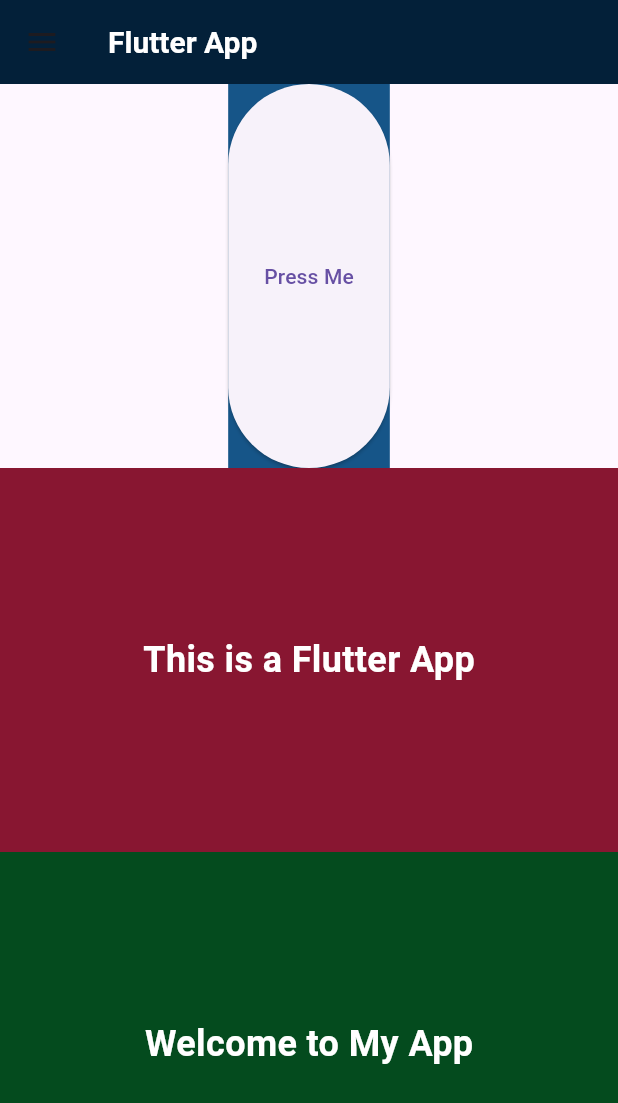
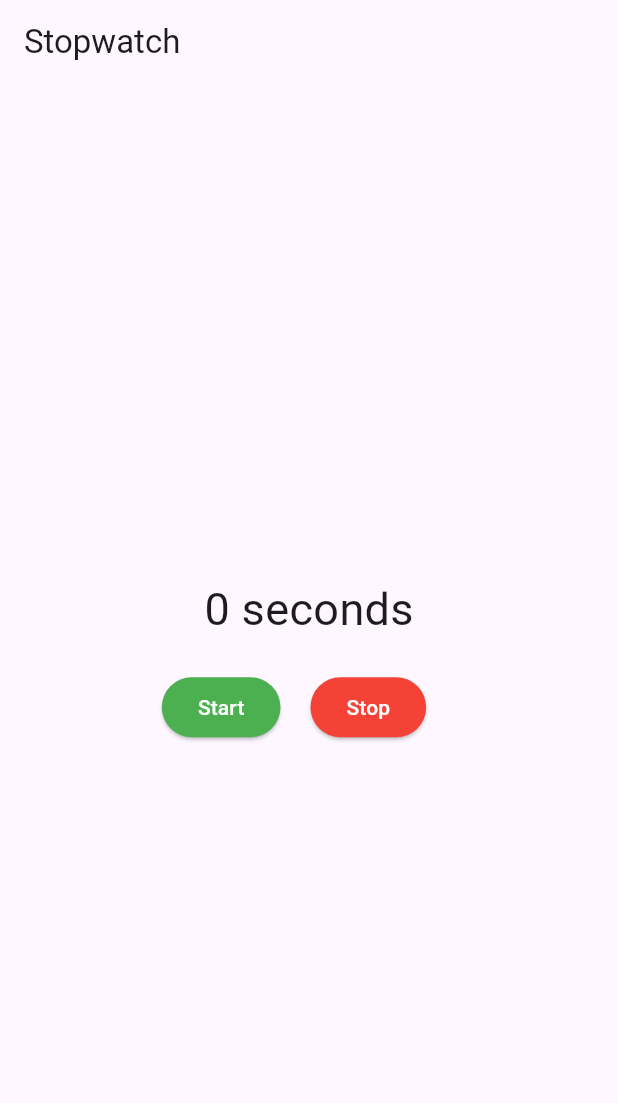
Before and after one commit to tisha-m/Flutter, a Flutter app: the screen it shows after launch, on a phone screen of 412 x 824 dp. Shown: the top 1103 px of the screen. Run offline on Flutter 3.47's test engine with Material 3 defaults, Android fonts, the phone set to English and light mode, and no system bars; Roboto replaces fonts that are missing (Times New Roman).

Commit message:
Stopwatch Demo

```diff
--- /dev/null
+++ b/demo/lib/Stopwatch/stopwatch.dart
@@ -0,0 +1,92 @@
+import 'package:flutter/material.dart';
+import 'dart:async';
+
+class StopWatchExample extends StatefulWidget {
+  const StopWatchExample({super.key});
+
+  @override
+  State<StopWatchExample> createState() => _StopWatchExampleState();
+}
+
+class _StopWatchExampleState extends State<StopWatchExample> {
+  int seconds = 0;
+  late Timer timer;
+  bool isRunning = false;
+
+  @override
+  void initState() {
+    super.initState();
+    timer = Timer.periodic(const Duration(seconds: 1), _onTick);
+    }
+
+  @override
+  void dispose() {
+    timer.cancel();
+    super.dispose();
+  }
+
+    void _onTick(Timer timer) {
+        setState(() {
+          if(isRunning){
+            seconds++;
+          }
+      });
+  }
+
+  void _startTimer() {
+    setState(() {
+      isRunning = true;
+    });
+  }
+
+  void _stopTimer() {
+    setState(() {
+      isRunning = false;
+    });
+  }
+
+  String _secondToText() => seconds == 1 ? '1 second' : '$seconds seconds';
+
+  @override
+  Widget build(BuildContext context) {
+    return Scaffold(
+      appBar: AppBar(
+        title: const Text('Stopwatch'),
+      ),
+      body: Column(
+        mainAxisAlignment: MainAxisAlignment.center,
+        children: [
+          Center(
+            child: Text(
+              _secondToText(),
+              style: const TextStyle(fontSize: 30),
+            ),
+          ),
+          const SizedBox(height: 20),
+          Row(mainAxisAlignment: MainAxisAlignment.center,
+            children: [
+              ElevatedButton(
+                onPressed: _startTimer,
+                style: ButtonStyle(
+                  backgroundColor: WidgetStateProperty.all<Color>(Colors.green),
+                  foregroundColor: WidgetStateProperty.all<Color>(Colors.white),
+                ),
+                child: const Text('Start'),
+              ),
+              const SizedBox(width: 20),
+
+              ElevatedButton(
+                onPressed: _stopTimer,
+                style: ButtonStyle(
+                  backgroundColor: WidgetStateProperty.all<Color>(Colors.red),
+                  foregroundColor: WidgetStateProperty.all<Color>(Colors.white),
+                ),
+                child: const Text('Stop'),
+              ),
+              const SizedBox(width: 20),
+            ],
+          ),
+        ],)
+    );
+  }
+}
--- a/demo/lib/main.dart
+++ b/demo/lib/main.dart
@@ -1,71 +1,18 @@
+import './Stopwatch/stopwatch.dart';
 import 'package:flutter/material.dart';
 
 void main() {
-  runApp(const MainApp());
+  runApp(const StopwatchRun());
 }
 
-class MainApp extends StatelessWidget {
-  const MainApp({super.key});
+class StopwatchRun extends StatelessWidget {
+  const StopwatchRun({super.key});
 
   @override
   Widget build(BuildContext context) {
-    return MaterialApp(
+    return const MaterialApp(
       debugShowCheckedModeBanner: false,
-      home: Scaffold(
-        appBar: AppBar(
-          title: const Text('Flutter App',
-          style:  TextStyle(
-            color: Colors.white,
-            fontSize: 20,
-            fontWeight: FontWeight.bold,
-            fontFamily: 'Times New Roman')),
-          backgroundColor: const Color.fromARGB(255, 3, 32, 57),
-          leading : const Icon(Icons.menu),
-        ),
-        body: Center(
-          child: Column(
-            mainAxisAlignment: MainAxisAlignment.center,
-            children: [
-              Expanded(
-                child: Container(
-                  height: 300,
-                  color: Color.fromARGB(255, 22, 85, 136),
-                  child: ElevatedButton(
-                    onPressed: () {
-                      print('Button Pressed');
-                    },
-                    child: const Text('Press Me'),
-                  ),
-                ),
-              ),
-              Expanded(
-                child: Container(
-                  height: 200,
-                  color: Color.fromARGB(255, 136, 22, 49),
-                  child: const Center(
-                    child: Text('This is a Flutter App',
-                      style: TextStyle(
-                        fontSize: 24, fontWeight: FontWeight.bold, color: Colors.white,
-                      ),
-                    ),
-                  ),
-                ),
-              ),Expanded(
-                child: Container(
-                  height: 100,
-                  color: Color.fromARGB(255, 4, 75, 30),
-                  child: const Center(
-                    child: Text('Welcome to My App',
-                      style: TextStyle(
-                        fontSize: 24, fontWeight: FontWeight.bold, color: Colors.white,
-                      ),
-                    ),
-                  ),
-                ),
-              ),
-          ]),
-        ),
-      ),
-    );
+      home: StopWatchExample(),
+      );
   }
 }
```
